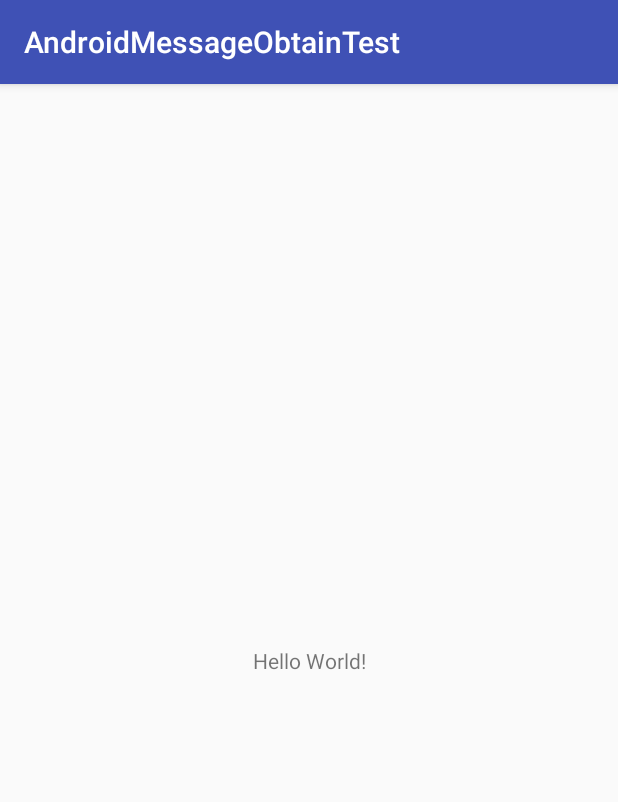
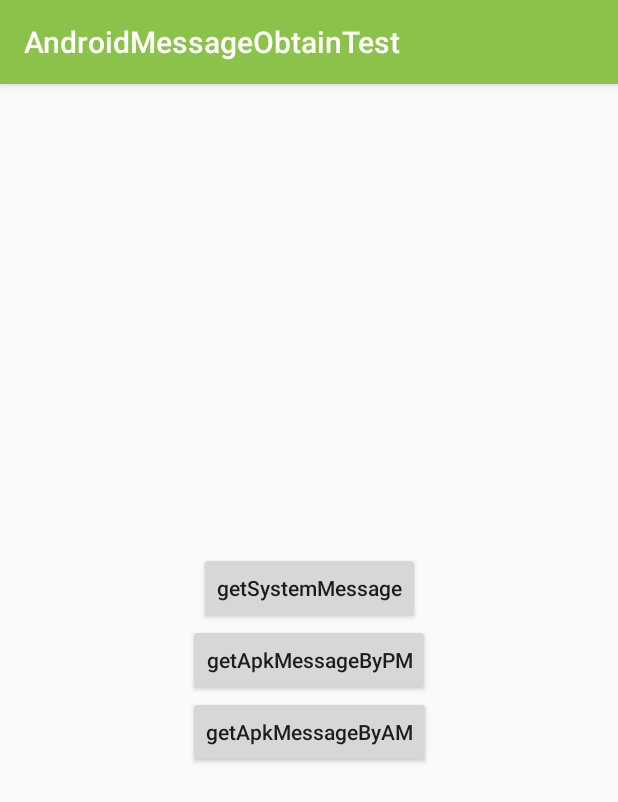
Before and after one commit to rain9155/AndroidMessageObtainTest, an Android app: the screen it shows after launch (MainActivity), on a phone screen of 412 x 824 dp. Shown: the top 802 px of the screen. Run offline under Robolectric (Android 15) with nearby library versions, the phone set to English and light mode, and no system bars.

```diff
--- a/app/src/main/AndroidManifest.xml
+++ b/app/src/main/AndroidManifest.xml
@@ -16,6 +16,9 @@
                 <category android:name="android.intent.category.LAUNCHER" />
             </intent-filter>
         </activity>
+        <activity android:name=".systemMessage.SystemMessageObtainActivity" />
+        <activity android:name=".apkMessage.PMActivity" />
+        <activity android:name=".apkMessage.AMActivity"></activity>
     </application>
 
 </manifest>
--- a/app/src/main/java/com/example/hy/androidmessageobtaintest/MainActivity.java
+++ b/app/src/main/java/com/example/hy/androidmessageobtaintest/MainActivity.java
@@ -1,13 +1,45 @@
 package com.example.hy.androidmessageobtaintest;
 
+import android.content.Intent;
 import android.support.v7.app.AppCompatActivity;
 import android.os.Bundle;
+import android.view.View;
+import android.widget.Button;
+
+import com.example.hy.androidmessageobtaintest.systemMessage.SystemMessageObtainActivity;
 
 public class MainActivity extends AppCompatActivity {
+
+    Button btnToSystem, btnToApk, btnToApk2;
 
     @Override
     protected void onCreate(Bundle savedInstanceState) {
         super.onCreate(savedInstanceState);
         setContentView(R.layout.activity_main);
+
+        btnToSystem = findViewById(R.id.btn_toSystem);
+        btnToSystem.setOnClickListener(new View.OnClickListener() {
+            @Override
+            public void onClick(View v) {
+                Intent intent = new Intent(MainActivity.this, SystemMessageObtainActivity.class);
+                startActivity(intent);
+            }
+        });
+
+        btnToApk = findViewById(R.id.btn_toApk);
+        btnToApk.setOnClickListener(new View.OnClickListener() {
+            @Override
+            public void onClick(View v) {
+
+            }
+        });
+
+        btnToApk2 = findViewById(R.id.btn_toApk2);
+        btnToApk2.setOnClickListener(new View.OnClickListener() {
+            @Override
+            public void onClick(View v) {
+
+            }
+        });
     }
 }
--- a/app/src/main/res/layout/activity_main.xml
+++ b/app/src/main/res/layout/activity_main.xml
@@ -6,13 +6,39 @@
     android:layout_height="match_parent"
     tools:context=".MainActivity">
 
-    <TextView
+    <Button
+        android:id="@+id/btn_toSystem"
         android:layout_width="wrap_content"
         android:layout_height="wrap_content"
-        android:text="Hello World!"
-        app:layout_constraintBottom_toBottomOf="parent"
+        android:text="@string/toSystemMessage"
+        android:textAllCaps="false"
         app:layout_constraintLeft_toLeftOf="parent"
         app:layout_constraintRight_toRightOf="parent"
-        app:layout_constraintTop_toTopOf="parent" />
+        app:layout_constraintTop_toTopOf="parent"
+        app:layout_constraintVertical_chainStyle="packed"
+        app:layout_constraintBottom_toTopOf="@+id/btn_toApk"/>
+
+    <Button
+        android:id="@+id/btn_toApk"
+        android:layout_width="wrap_content"
+        android:layout_height="wrap_content"
+        android:text="@string/toApkMessageByPM"
+        android:textAllCaps="false"
+        app:layout_constraintTop_toBottomOf="@id/btn_toSystem"
+        app:layout_constraintLeft_toLeftOf="parent"
+        app:layout_constraintRight_toRightOf="parent"
+        app:layout_constraintBottom_toTopOf="@+id/btn_toApk2"/>
+
+    <Button
+        android:id="@+id/btn_toApk2"
+        android:layout_width="wrap_content"
+        android:layout_height="wrap_content"
+        android:text="@string/toApkMessageByAM"
+        android:textAllCaps="false"
+        app:layout_constraintTop_toBottomOf="@id/btn_toApk"
+        app:layout_constraintLeft_toLeftOf="parent"
+        app:layout_constraintRight_toRightOf="parent"
+        app:layout_constraintBottom_toBottomOf="parent"/>
+
 
 </android.support.constraint.ConstraintLayout>
--- a/app/src/main/res/values/colors.xml
+++ b/app/src/main/res/values/colors.xml
@@ -1,6 +1,11 @@
 <?xml version="1.0" encoding="utf-8"?>
 <resources>
-    <color name="colorPrimary">#3F51B5</color>
-    <color name="colorPrimaryDark">#303F9F</color>
-    <color name="colorAccent">#FF4081</color>
+    <color name="primary">#8BC34A</color>
+    <color name="primary_dark">#689F38</color>
+    <color name="primary_light">#DCEDC8</color>
+    <color name="accent">#4CAF50</color>
+    <color name="primary_text">#212121</color>
+    <color name="secondary_text">#757575</color>
+    <color name="icons">#FFFFFF</color>
+    <color name="divider">#BDBDBD</color>
 </resources>
--- a/app/src/main/res/values/strings.xml
+++ b/app/src/main/res/values/strings.xml
@@ -1,3 +1,6 @@
 <resources>
     <string name="app_name">AndroidMessageObtainTest</string>
+    <string name="toSystemMessage">getSystemMessage</string>
+    <string name="toApkMessageByPM">getApkMessageByPM</string>
+    <string name="toApkMessageByAM">getApkMessageByAM</string>
 </resources>
--- a/app/src/main/res/values/styles.xml
+++ b/app/src/main/res/values/styles.xml
@@ -3,9 +3,9 @@
     <!-- Base application theme. -->
     <style name="AppTheme" parent="Theme.AppCompat.Light.DarkActionBar">
         <!-- Customize your theme here. -->
-        <item name="colorPrimary">@color/colorPrimary</item>
-        <item name="colorPrimaryDark">@color/colorPrimaryDark</item>
-        <item name="colorAccent">@color/colorAccent</item>
+        <item name="colorPrimary">@color/primary</item>
+        <item name="colorPrimaryDark">@color/primary_dark</item>
+        <item name="colorAccent">@color/accent</item>
     </style>
 
 </resources>
```
Also changed, not shown: app/src/main/java/com/example/hy/androidmessageobtaintest/apkMessage/AMActivity.java (added, +15 -0 lines), app/src/main/java/com/example/hy/androidmessageobtaintest/apkMessage/PMActivity.java (added, +15 -0 lines), app/src/main/java/com/example/hy/androidmessageobtaintest/systemMessage/SystemInfoTools.java (added, +162 -0 lines), app/src/main/java/com/example/hy/androidmessageobtaintest/systemMessage/SystemMessageObtainActivity.java (added, +46 -0 lines), app/src/main/res/layout/activity_am.xml (added, +9 -0 lines), app/src/main/res/layout/activity_pm.xml (added, +9 -0 lines), app/src/main/res/layout/activity_system_message_obtain.xml (added, +20 -0 lines), 1 other file.
